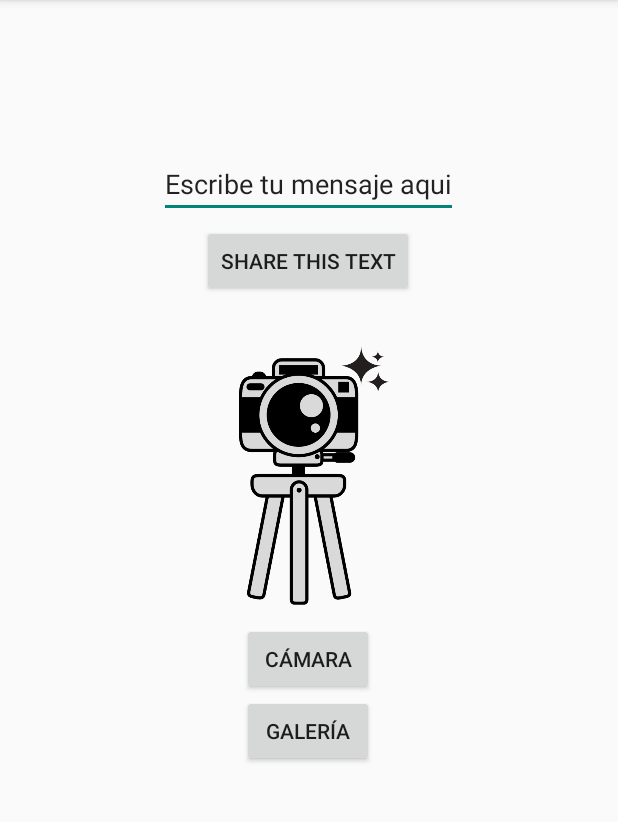
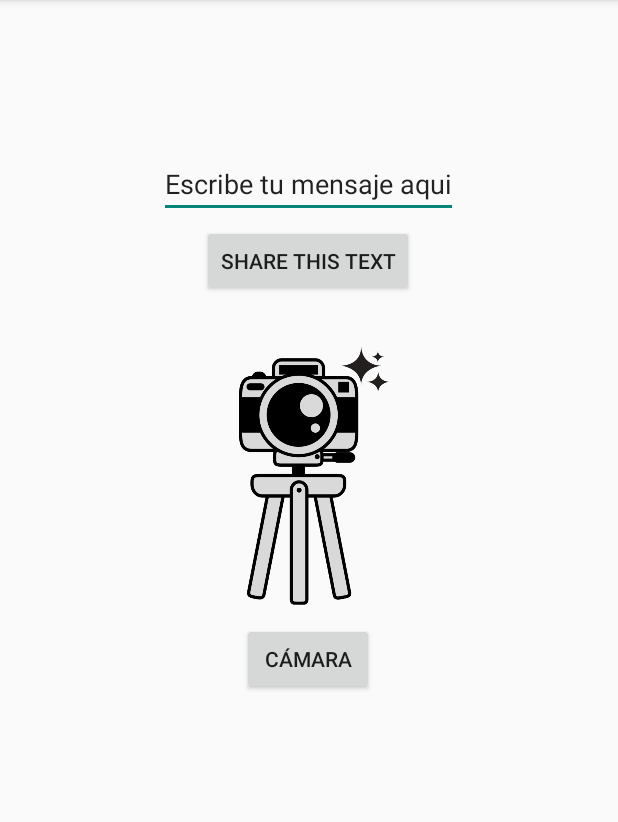
Before and after one commit to Jellian/Implicit_intents, an Android app: the screen it shows after launch (MainActivity), on a phone screen of 412 x 824 dp, the part 84-906 px from its top. Run offline under Robolectric (Android 15) with nearby library versions, the phone set to English and light mode, and no system bars.

Commit message:
se agrega el guardar la imagen en la memoria y se quita boton galeria :v
Signed-off-by: Jellian <haanniiaarodriguez@gmail.com>

```diff
--- a/app/src/main/AndroidManifest.xml
+++ b/app/src/main/AndroidManifest.xml
@@ -6,8 +6,6 @@
     --permisos para poder acceder a la camara y guardar imagen la memoria del telefono
     <uses-permission android:name="android.permission.CAMERA"/>
     <uses-permission android:name="android.permission.WRITE_EXTERNAL_STORAGE"/>
-
-
 
     <application
         android:allowBackup="true"
--- a/app/src/main/res/layout/activity_main.xml
+++ b/app/src/main/res/layout/activity_main.xml
@@ -50,14 +50,6 @@
             android:layout_below="@+id/image"
             android:layout_centerHorizontal="true"
             android:text="@string/camera"/>
-        <Button
-            android:id="@+id/galeria"
-            android:layout_width="wrap_content"
-            android:layout_height="wrap_content"
-            android:layout_below="@+id/camera"
-            android:layout_centerHorizontal="true"
-            android:text="@string/galeria"/>
-
 
     </RelativeLayout>
 
```
